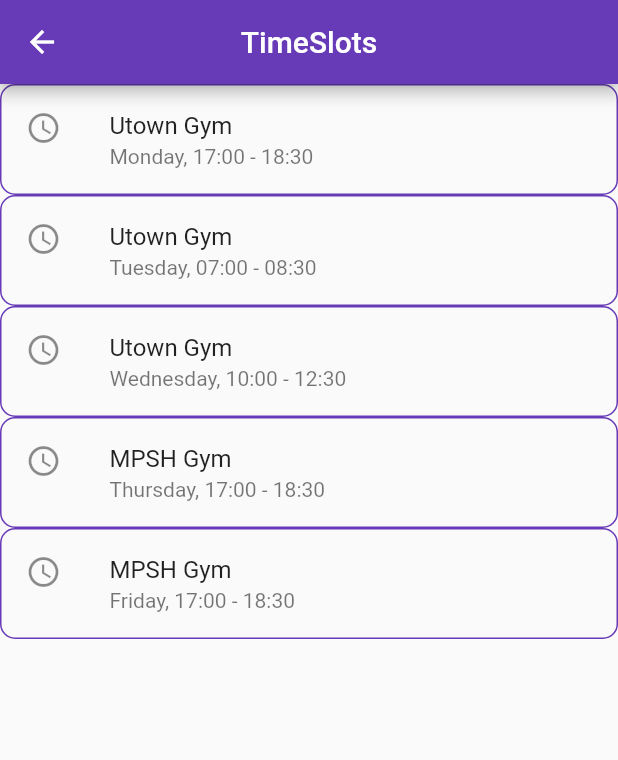
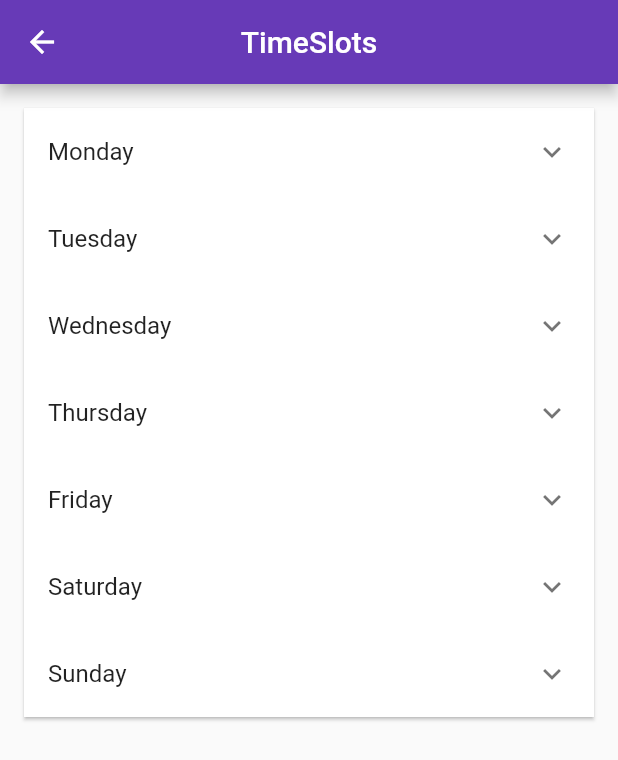
Before and after one commit to sh4nH/GymTym, a Flutter app: the HomePage screen opened directly, after a tap on "Submit", on a phone screen of 412 x 824 dp. Shown: the top 760 px of the screen. Run offline on Flutter 3.47's test engine with Material 2 defaults, Android fonts, the phone set to English and light mode, and no system bars; our stand-ins replace cloud_firestore, firebase_auth, firebase_core, fluttertoast; accounts and stored records are empty; network calls fail.

Commit message:
UI to display timeslots

```diff
--- a/lib/main.dart
+++ b/lib/main.dart
@@ -14,7 +14,7 @@ class MyApp extends StatelessWidget {
   @override
   Widget build(BuildContext context) {
     return MaterialApp(
-      title: 'Email And Password Login Test',
+      title: 'Email And Password Login',
       theme: ThemeData(
         primarySwatch: Colors.red,
       ),
--- /dev/null
+++ b/lib/pages/day_slots.dart
@@ -0,0 +1,30 @@
+import 'package:cloud_firestore/cloud_firestore.dart';
+import 'package:gymtym_login/model/user_model.dart';
+import 'package:firebase_auth/firebase_auth.dart';
+import 'package:flutter/material.dart';
+import 'package:flutter/cupertino.dart';
+
+class DaySlots extends StatefulWidget {
+  final int start;
+  final int end;
+  const DaySlots({Key? key, required this.start, required this.end})
+      : super(key: key);
+
+  @override
+  State<DaySlots> createState() => _DaySlotsState();
+}
+
+class _DaySlotsState extends State<DaySlots> {
+  @override
+  @override
+  Widget build(BuildContext context) {
+    return ListTile(
+      leading: const Icon(Icons.schedule),
+      title: Text(" ${widget.start}:00 To ${widget.end}:00"),
+      shape: RoundedRectangleBorder(
+        side: const BorderSide(color: Colors.deepPurple, width: 1),
+        borderRadius: BorderRadius.circular(10),
+      ),
+    );
+  }
+}
--- a/lib/pages/home_page.dart
+++ b/lib/pages/home_page.dart
@@ -1,8 +1,13 @@
+// ignore_for_file: library_private_types_in_public_api, unnecessary_this
+
+import 'dart:convert';
+
 import 'package:cloud_firestore/cloud_firestore.dart';
 import 'package:gymtym_login/model/user_model.dart';
 import 'package:firebase_auth/firebase_auth.dart';
 import 'package:flutter/material.dart';
 import 'package:gymtym_login/pages/timeslots_page.dart';
+import 'package:http/http.dart' as http;
 
 import 'login_page.dart';
 
@@ -41,53 +46,54 @@ class _HomePageState extends State<HomePage> {
       ),
       body: Center(
         child: Padding(
-          padding: EdgeInsets.all(20),
+          padding: const EdgeInsets.all(20),
           child: Column(
             mainAxisAlignment: MainAxisAlignment.center,
             crossAxisAlignment: CrossAxisAlignment.center,
             children: <Widget>[
-              Text(
+              const Text(
                 "GymTym analyzes live traffic in NUS Gyms and provides most the optimal timeslots for you to hit the gym",
                 style: TextStyle(fontSize: 20),
                 textAlign: TextAlign.center,
               ),
-              SizedBox(
+              const SizedBox(
                 height: 20,
               ),
-              Text(
+              const Text(
                 "Please input NUSMods timetable link :",
                 style: TextStyle(fontSize: 30, fontWeight: FontWeight.bold),
                 textAlign: TextAlign.center,
               ),
-              SizedBox(
+              const SizedBox(
                 height: 10,
               ),
               TextFormField(
                 autofocus: false,
                 decoration: InputDecoration(
-                    prefixIcon: Icon(Icons.schedule),
-                    contentPadding: EdgeInsets.fromLTRB(20, 15, 20, 15),
+                    prefixIcon: const Icon(Icons.schedule),
+                    contentPadding: const EdgeInsets.fromLTRB(20, 15, 20, 15),
                     hintText: "NUSMods Timetable Link",
                     border: OutlineInputBorder(
                       borderRadius: BorderRadius.circular(10),
                     )),
               ),
-              SizedBox(
+              const SizedBox(
                 height: 10,
               ),
               ElevatedButton(
                   onPressed: () {
+                    Future<http.Response> response = http.get(Uri.parse('uri'));
                     Navigator.push(
                         context,
                         MaterialPageRoute(
-                            builder: (context) => TimeSlotsPage()));
+                            builder: (context) => const TimeSlotsPage()));
                   },
                   child: const Text('Submit')),
-              SizedBox(
+              const SizedBox(
                 height: 150,
               ),
               ActionChip(
-                  label: Text("Logout"),
+                  label: const Text("Logout"),
                   onPressed: () {
                     logout(context);
                   }),
@@ -101,7 +107,8 @@ class _HomePageState extends State<HomePage> {
   //logout function
   Future<void> logout(BuildContext context) async {
     await FirebaseAuth.instance.signOut();
-    Navigator.of(context)
-        .pushReplacement(MaterialPageRoute(builder: (context) => LoginPage()));
+    // ignore: use_build_context_synchronously
+    Navigator.of(context).pushReplacement(
+        MaterialPageRoute(builder: (context) => const LoginPage()));
   }
 }
--- a/lib/pages/timeslots_page.dart
+++ b/lib/pages/timeslots_page.dart
@@ -1,74 +1,199 @@
+// ignore_for_file: unused_import, unnecessary_import, prefer_const_constructors, prefer_const_literals_to_create_immutables
+
 import 'package:flutter/cupertino.dart';
+import 'timeslot.dart';
 
 import 'package:cloud_firestore/cloud_firestore.dart';
 import 'package:gymtym_login/model/user_model.dart';
 import 'package:firebase_auth/firebase_auth.dart';
 import 'package:flutter/material.dart';
+import 'day_slots.dart';
 
 import 'login_page.dart';
 
 class TimeSlotsPage extends StatelessWidget {
-   @override
+  const TimeSlotsPage({Key? key}) : super(key: key);
+
+  @override
   Widget build(BuildContext context) {
     return Scaffold(
       appBar: AppBar(
-        title: Text('TimeSlots'),
+        title: const Text('TimeSlots'),
         centerTitle: true,
         backgroundColor: Colors.deepPurple,
       ),
-      body: Column(
-        children: [
-          ListTile(
-            leading: Icon(Icons.schedule),
-            title: Text("Utown Gym"),
-            subtitle: Text("Monday, 17:00 - 18:30"),
-            shape: RoundedRectangleBorder(
-              side: BorderSide(color: Colors.deepPurple, width: 1),
-              borderRadius: BorderRadius.circular(10),
-            ),
+      body: Padding(
+        padding: EdgeInsets.all(12),
+        child: Card(
+          shape: RoundedRectangleBorder(),
+          child: SingleChildScrollView(
+            physics: BouncingScrollPhysics(),
+            // ignore: unnecessary_const, prefer_const_literals_to_create_immutables
+            child: Column(children: [
+              ExpansionTile(
+                title: Text("Monday"),
+                children: [
+                  DaySlots(start: 7, end: 8),
+                  DaySlots(start: 11, end: 12),
+                  DaySlots(start: 14, end: 15),
+                  DaySlots(start: 15, end: 16),
+                  DaySlots(start: 15, end: 16),
+                ],
+              ),
+              ExpansionTile(
+                title: Text("Tuesday"),
+                children: [
+                  DaySlots(start: 7, end: 8),
+                  DaySlots(start: 11, end: 12),
+                  DaySlots(start: 14, end: 15),
+                  DaySlots(start: 15, end: 16),
+                  DaySlots(start: 15, end: 16),
+                ],
+              ),
+              ExpansionTile(
+                title: Text("Wednesday"),
+                children: [
+                  DaySlots(start: 7, end: 8),
+                  DaySlots(start: 11, end: 12),
+                  DaySlots(start: 14, end: 15),
+                  DaySlots(start: 15, end: 16),
+                  DaySlots(start: 15, end: 16),
+                ],
+              ),
+              ExpansionTile(
+                title: Text("Thursday"),
+                children: [
+                  DaySlots(start: 7, end: 8),
+                  DaySlots(start: 11, end: 12),
+                  DaySlots(start: 14, end: 15),
+                  DaySlots(start: 15, end: 16),
+                  DaySlots(start: 15, end: 16),
+                ],
+              ),
+              ExpansionTile(
+                title: Text("Friday"),
+                children: [
+                  DaySlots(start: 7, end: 8),
+                  DaySlots(start: 11, end: 12),
+                  DaySlots(start: 14, end: 15),
+                  DaySlots(start: 15, end: 16),
+                  DaySlots(start: 15, end: 16),
+                ],
+              ),
+              ExpansionTile(
+                title: Text("Saturday"),
+                children: [
+                  DaySlots(start: 7, end: 8),
+                  DaySlots(start: 11, end: 12),
+                  DaySlots(start: 14, end: 15),
+                  DaySlots(start: 15, end: 16),
+                  DaySlots(start: 15, end: 16),
+                ],
+              ),
+              ExpansionTile(
+                title: Text("Sunday"),
+                children: [
+                  DaySlots(start: 7, end: 8),
+                  DaySlots(start: 11, end: 12),
+                  DaySlots(start: 14, end: 15),
+                  DaySlots(start: 15, end: 16),
+                  DaySlots(start: 15, end: 16),
+                ],
+              ),
+            ]),
           ),
-          ListTile(
-            leading: Icon(Icons.schedule),
-            title: Text("Utown Gym"),
-            subtitle: Text("Tuesday, 07:00 - 08:30"),
-            shape: RoundedRectangleBorder(
-              side: BorderSide(color: Colors.deepPurple, width: 1),
-              borderRadius: BorderRadius.circular(10),
-            ),
+        ),
+      ),
+    );
 
-          ),
-          ListTile(
-            leading: Icon(Icons.schedule),
-            title: Text("Utown Gym"),
-            subtitle: Text("Wednesday, 10:00 - 12:30"),
-            shape: RoundedRectangleBorder(
-              side: BorderSide(color: Colors.deepPurple, width: 1),
-              borderRadius: BorderRadius.circular(10),
-            ),
-          ),
-          ListTile(
-            leading: Icon(Icons.schedule),
-            title: Text("MPSH Gym"),
-            subtitle: Text("Thursday, 17:00 - 18:30"),
-            shape: RoundedRectangleBorder(
-              side: BorderSide(color: Colors.deepPurple, width: 1),
-              borderRadius: BorderRadius.circular(10),
-            ),
+    // body: Column(
+    //   children: [
+    //     ListTile(
+    //       leading: const Icon(Icons.schedule),
+    //       title: const Text("Utown Gym"),
+    //       subtitle: const Text("Monday, 17:00 - 18:30"),
+    //       shape: RoundedRectangleBorder(
+    //         side: const BorderSide(color: Colors.deepPurple, width: 1),
+    //         borderRadius: BorderRadius.circular(10),
+    //       ),
+    //     ),
+    //     ListTile(
+    //       leading: const Icon(Icons.schedule),
+    //       title: const Text("Utown Gym"),
+    //       subtitle: const Text("Tuesday, 07:00 - 08:30"),
+    //       shape: RoundedRectangleBorder(
+    //         side: const BorderSide(color: Colors.deepPurple, width: 1),
+    //         borderRadius: BorderRadius.circular(10),
+    //       ),
+    //     ),
+    //     ListTile(
+    //       leading: const Icon(Icons.schedule),
+    //       title: const Text("Utown Gym"),
+    //       subtitle: const Text("Wednesday, 10:00 - 12:30"),
+    //       shape: RoundedRectangleBorder(
+    //         side: const BorderSide(color: Colors.deepPurple, width: 1),
+    //         borderRadius: BorderRadius.circular(10),
+    //       ),
+    //     ),
+    //     ListTile(
+    //       leading: const Icon(Icons.schedule),
+    //       title: const Text("MPSH Gym"),
+    //       subtitle: const Text("Thursday, 17:00 - 18:30"),
+    //       shape: RoundedRectangleBorder(
+    //         side: const BorderSide(color: Colors.deepPurple, width: 1),
+    //         borderRadius: BorderRadius.circular(10),
+    //       ),
+    //     ),
+    //     ListTile(
+    //       leading: const Icon(Icons.schedule),
+    //       title: const Text("MPSH Gym"),
+    //       subtitle: const Text("Friday, 17:00 - 18:30"),
+    //       shape: RoundedRectangleBorder(
+    //         side: const BorderSide(color: Colors.deepPurple, width: 1),
+    //         borderRadius: BorderRadius.circular(10),
+    //       ),
+    //     ),
+    //   ],
+    // )
+  }
+}
 
-          ),
-          ListTile(
-            leading: Icon(Icons.schedule),
-            title: Text("MPSH Gym"),
-            subtitle: Text("Friday, 17:00 - 18:30"),
-            shape: RoundedRectangleBorder(
-              side: BorderSide(color: Colors.deepPurple, width: 1),
-              borderRadius: BorderRadius.circular(10),
-            ),
+// class TimeSlotsPage extends StatefulWidget {
+//   const TimeSlotsPage({Key? key}) : super(key: key);
 
-          ),
-        ],
-      )
-    );
-  }
+//   @override
+//   State<TimeSlotsPage> createState() => _TimeSlotsPageState();
+// }
 
-}
+// class _TimeSlotsPageState extends State<TimeSlotsPage> {
+//   @override
+//   Widget build(BuildContext context) {
+    // return Scaffold(
+      // body: ExpansionPanelList(children: [
+      //   ExpansionPanel(
+      //       headerBuilder: ((context, isExpanded) {
+      //         return const Scaffold(
+      //           body: Text("Monday"),
+      //         );
+      //       }),
+      //       body: const DaySlots(),
+      //       isExpanded: false),
+      //   ExpansionPanel(
+      //       headerBuilder: ((context, isExpanded) {
+      //         return const Scaffold(
+      //           body: Text("Tuesday"),
+      //         );
+      //       }),
+      //       body: const DaySlots(),
+      //       isExpanded: false),
+      // ]),
+    // );
+//     return Scaffold(
+      // appBar: AppBar(
+      //   title: const Text('TimeSlots'),
+      //   centerTitle: true,
+      //   backgroundColor: Colors.deepPurple,
+//       ),
+//     );
+//   }
+// }
--- a/pubspec.yaml
+++ b/pubspec.yaml
@@ -34,6 +34,7 @@ dependencies:
   flutter:
     sdk: flutter
   fluttertoast: ^8.0.9
+  http: ^0.13.4
 
 dev_dependencies:
   flutter_lints: ^2.0.0
```
Also changed, not shown: lib/pages/login_page.dart (+7 -2 lines), pubspec.lock, 1 other file.
